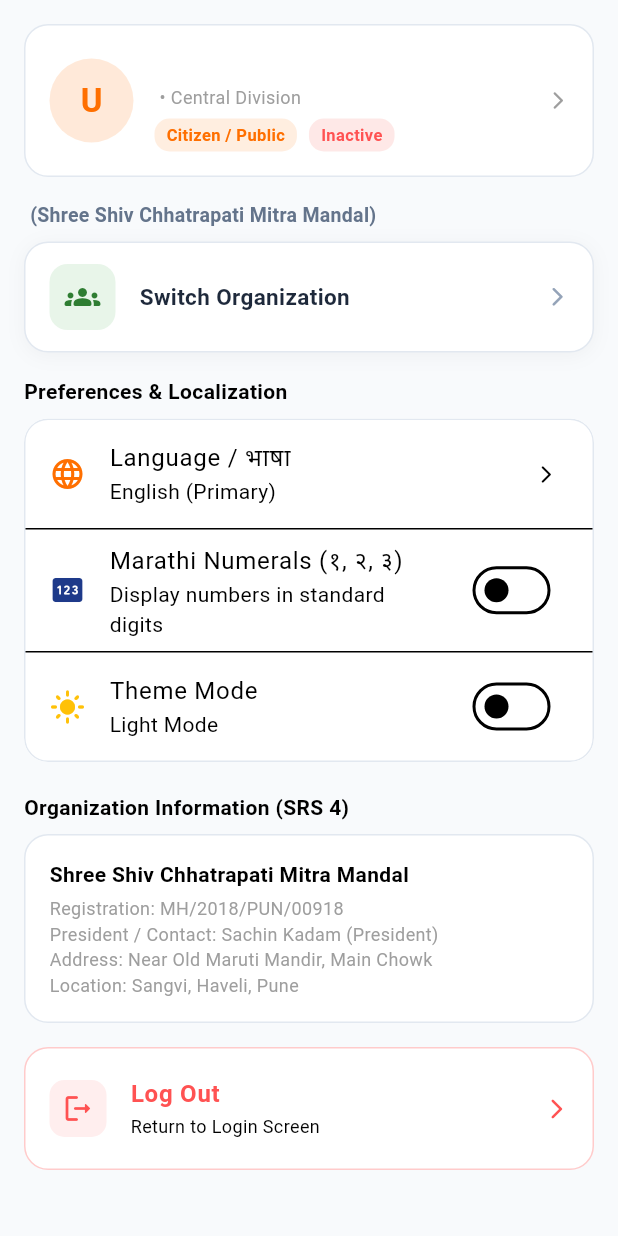
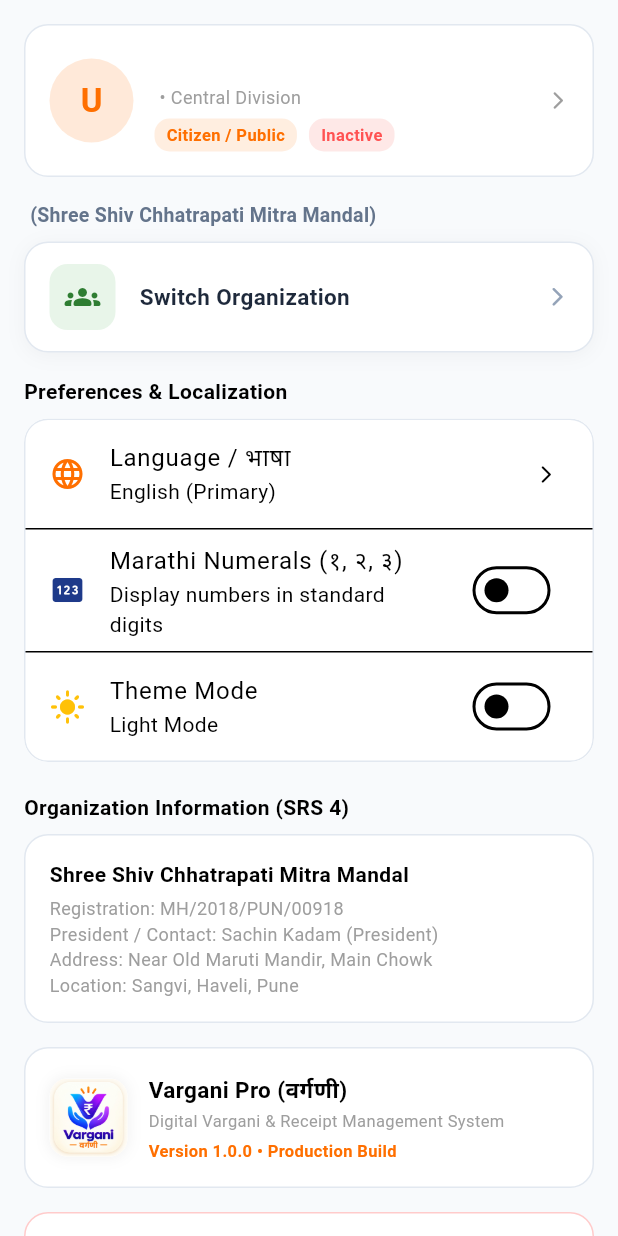
Before and after one commit to sangaleritesh2809/vagani-app-hp, a Flutter app: the SettingsScreen screen opened directly, on a phone screen of 412 x 824 dp. Run offline on Flutter 3.47's test engine with Material 3 defaults, Android fonts, the phone set to English and light mode, and no system bars; our stand-ins replace fl_chart, image_picker, pdf, printing, qr_flutter, shared_preferences and 1 more; missing offline and left inert: dart:html; accounts and stored records are empty; network calls fail.

Commit message:
feat(branding): integrate official Vargani logo across all main screens and navigation

```diff
--- a/lib/ui/screens/settings/settings_screen.dart
+++ b/lib/ui/screens/settings/settings_screen.dart
@@ -449,6 +449,68 @@
           ),
           const SizedBox(height: 16),
 
+          // About Vargani Card with Official Logo
+          Container(
+            padding: const EdgeInsets.all(16),
+            decoration: BoxDecoration(
+              color: isDark ? AppColors.darkCardBg : AppColors.lightCardBg,
+              borderRadius: BorderRadius.circular(16),
+              border: Border.all(
+                color: isDark ? AppColors.darkBorder : AppColors.lightBorder,
+              ),
+            ),
+            child: Row(
+              children: [
+                Container(
+                  width: 52,
+                  height: 52,
+                  decoration: BoxDecoration(
+                    color: Colors.white,
+                    borderRadius: BorderRadius.circular(12),
+                    boxShadow: [
+                      BoxShadow(
+                        color: Colors.black.withValues(alpha: 0.06),
+                        blurRadius: 8,
+                      ),
+                    ],
+                  ),
+                  clipBehavior: Clip.antiAlias,
+                  child: Image.asset(
+                    'assets/images/app_logo.png',
+                    fit: BoxFit.contain,
+                  ),
+                ),
+                const SizedBox(width: 14),
+                Expanded(
+                  child: Column(
+                    crossAxisAlignment: CrossAxisAlignment.start,
+                    children: [
+                      const Text(
+                        'Vargani Pro (वर्गणी)',
+                        style: TextStyle(fontWeight: FontWeight.bold, fontSize: 15),
+                      ),
+                      const SizedBox(height: 2),
+                      const Text(
+                        'Digital Vargani & Receipt Management System',
+                        style: TextStyle(fontSize: 11, color: Colors.grey),
+                      ),
+                      const SizedBox(height: 4),
+                      Text(
+                        'Version 1.0.0 • Production Build',
+                        style: TextStyle(
+                          fontSize: 11,
+                          fontWeight: FontWeight.w600,
+                          color: AppColors.primary,
+                        ),
+                      ),
+                    ],
+                  ),
+                ),
+              ],
+            ),
+          ),
+          const SizedBox(height: 16),
+
           // Log Out Button Card
           Container(
             decoration: BoxDecoration(
```
Also changed, not shown: lib/ui/screens/auth/forgot_password_screen.dart (+16 -12 lines), lib/ui/screens/auth/group_selection_screen.dart (+11 -7 lines), lib/ui/screens/auth/organization_selection_screen.dart (+14 -4 lines), lib/ui/screens/auth/register_screen.dart (+24 -1 lines), lib/ui/screens/dashboard/public_transparency_view.dart (+9 -5 lines), lib/ui/screens/main_navigation_shell.dart (+28 -0 lines).
